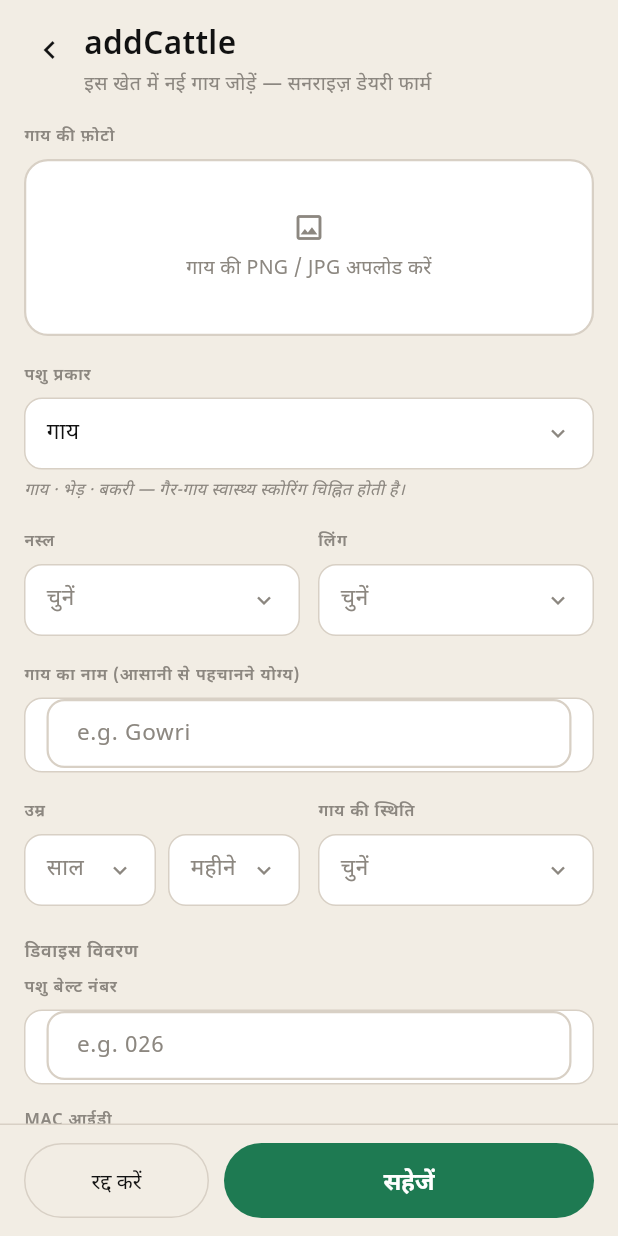
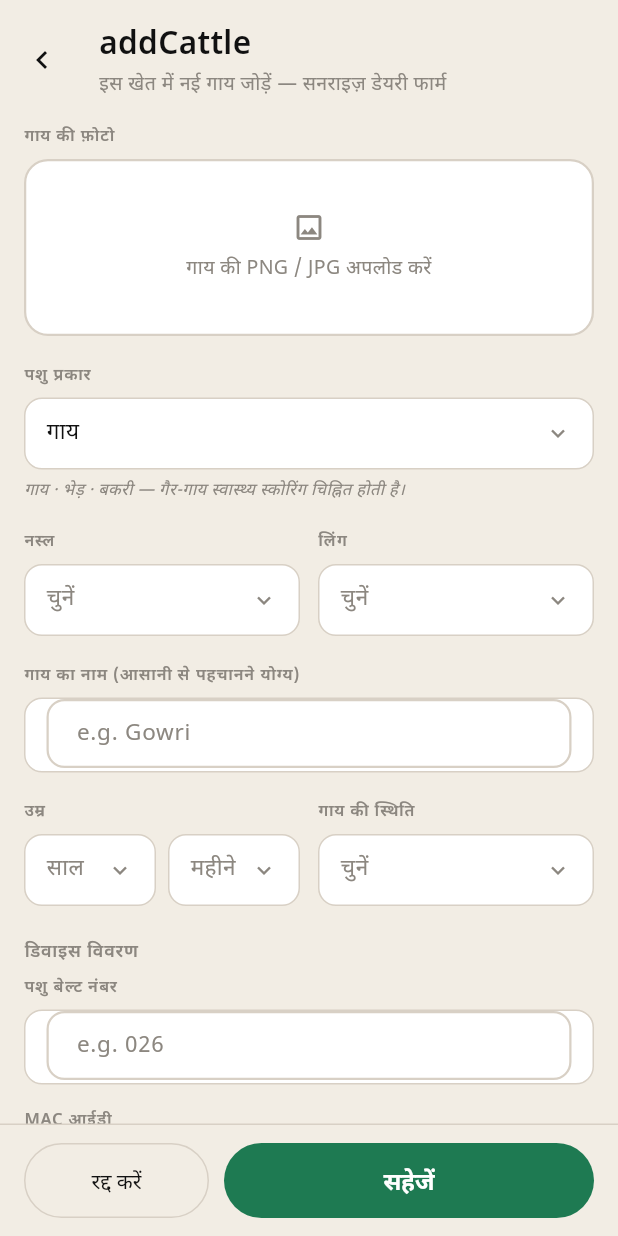
Before and after one commit to vaseey21/Vanix, a Flutter app: the AddCattleScreen screen opened directly with sample values from the repository, on a phone screen of 412 x 824 dp. Run offline on Flutter 3.47's test engine with Material 3 defaults, Android fonts, the phone set to English and light mode, and no system bars.

Commit message:
auto: save changes

```diff
--- a/flutter_app/lib/screens/add_cattle_screen.dart
+++ b/flutter_app/lib/screens/add_cattle_screen.dart
@@ -41,16 +41,17 @@ class _AddCattleScreenState extends State<AddCattleScreen> {
                 child: Row(
                   crossAxisAlignment: CrossAxisAlignment.start,
                   children: [
-                    InkWell(
-                      onTap: () => Navigator.of(context).pop(),
-                      customBorder: const CircleBorder(),
-                      child: Container(
-                        width: 34, height: 34,
-                        alignment: Alignment.center,
-                        child: Icon(Icons.chevron_left, color: textColor),
+                    SizedBox(
+                      width: 48,
+                      height: 48,
+                      child: IconButton(
+                        onPressed: () => Navigator.of(context).pop(),
+                        padding: EdgeInsets.zero,
+                        alignment: AlignmentDirectional.centerStart,
+                        icon: Icon(Icons.chevron_left, color: textColor),
                       ),
                     ),
-                    const SizedBox(width: 6),
+                    const SizedBox(width: 2),
                     Expanded(
                       child: Column(
                         crossAxisAlignment: CrossAxisAlignment.start,
```
